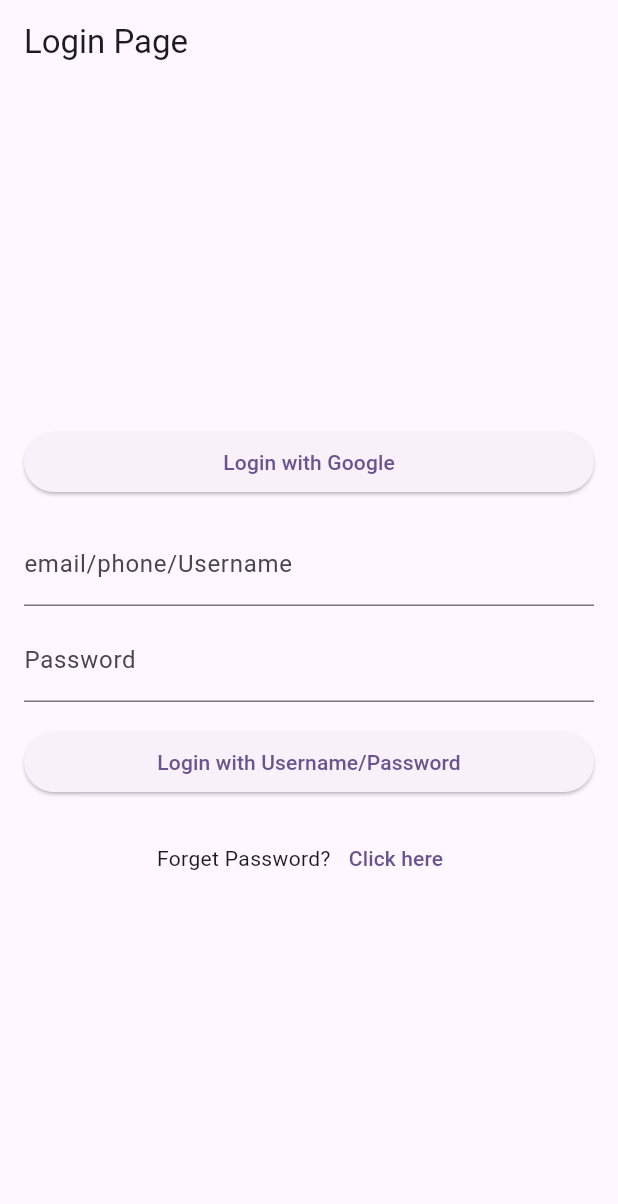
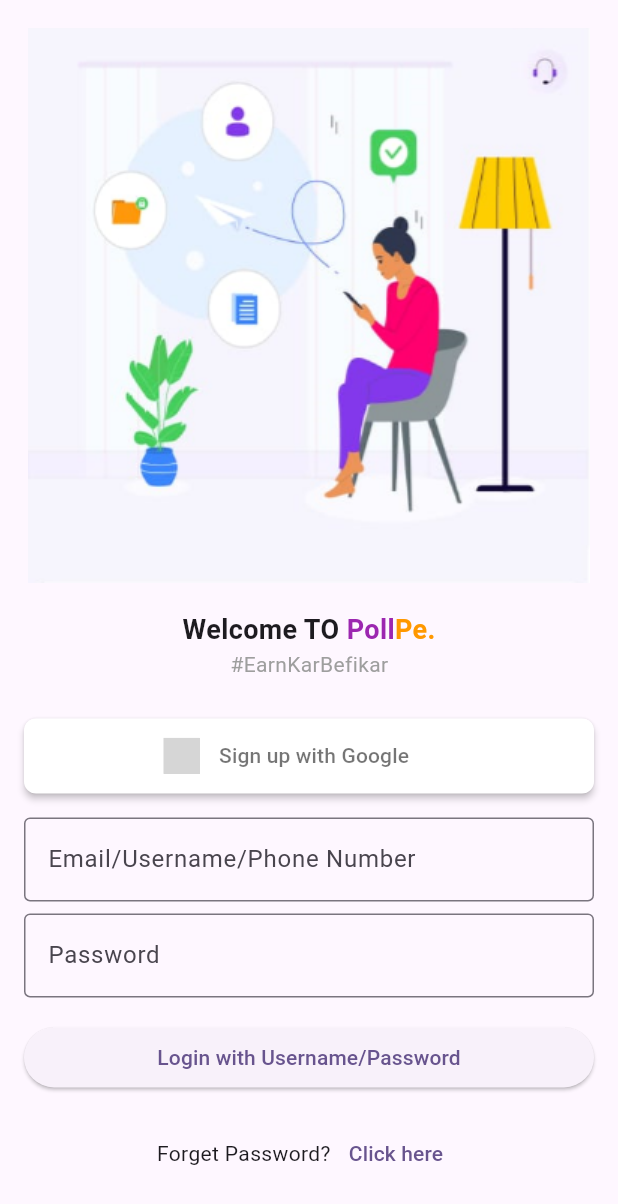
Before and after one commit to shivaAg04/bloc-firebase-auth-all, a Flutter app: the SignInView screen opened directly, on a phone screen of 412 x 824 dp. Shown: the top 1204 px of the screen. Run offline on Flutter 3.47's test engine with Material 3 defaults, Android fonts, the phone set to English and light mode, and no system bars; drawn by our look-alikes of sign_in_button; our stand-ins replace cloud_firestore, firebase_auth, firebase_core, flutter_bloc, google_sign_in, pin_code_fields; accounts and stored records are empty; grey boxes are pictures that could not be loaded.

Commit message:
done ui of signin

```diff
--- a/lib/view/sign_in_view.dart
+++ b/lib/view/sign_in_view.dart
@@ -4,8 +4,10 @@ import 'package:firebase_auth_all_feature/bloc/auth_state.dart';
 import 'package:firebase_auth_all_feature/helper/dilogs.dart';
 import 'package:firebase_auth_all_feature/view/forgetPassword/forget_phone_view.dart';
 import 'package:firebase_auth_all_feature/view/home_view.dart';
+import 'package:firebase_auth_all_feature/widgets/welcome.dart';
 import 'package:flutter/material.dart';
 import 'package:flutter_bloc/flutter_bloc.dart';
+import 'package:sign_in_button/sign_in_button.dart';
 
 class SignInView extends StatefulWidget {
   const SignInView({super.key});
@@ -20,15 +22,17 @@ class _SignInViewState extends State<SignInView> {
   @override
   Widget build(BuildContext context) {
     return Scaffold(
-      appBar: AppBar(
-        title: Text('Login Page'),
-      ),
-      body: Padding(
+      body: SingleChildScrollView(
+        child: Padding(
           padding: const EdgeInsets.all(16.0),
           child: Column(
-          mainAxisAlignment: MainAxisAlignment.center,
+            mainAxisAlignment: MainAxisAlignment.start,
             crossAxisAlignment: CrossAxisAlignment.stretch,
             children: [
+              Image.asset("assets/images/p.png"),
+              const SizedBox(height: 16.0),
+              const Welcome(),
+              const SizedBox(height: 26.0),
               BlocConsumer<AuthBloc, AuthState>(
                 listener: (context, state) {
                   if (state is OldUser) {
@@ -40,24 +44,39 @@ class _SignInViewState extends State<SignInView> {
                   }
                 },
                 builder: (context, state) {
-                return ElevatedButton(
+                  return SizedBox(
+                    height: 50,
+                    width: MediaQuery.of(context).size.width * 0.8,
+                    child: SignInButton(
+                      shape: RoundedRectangleBorder(
+                        borderRadius: BorderRadius.circular(8.0),
+                      ),
+                      Buttons.google,
+                      text: "Sign up with Google",
                       onPressed: () {
-                    Dialogs.showProgressBar(context);
                         context.read<AuthBloc>().add(LoginWithGoogle());
                       },
-                  child: const Text('Login with Google'),
+                    ),
                   );
                 },
               ),
               const SizedBox(height: 16),
               TextField(
+                decoration: const InputDecoration(
+                  border: OutlineInputBorder(), // Adds a border
+                  labelText: 'Email/Username/Phone Number',
+                  hintText: 'Enter Email/Username/Phone Number',
+                ),
                 controller: _emailController,
-              decoration: InputDecoration(labelText: 'email/phone/Username'),
               ),
               const SizedBox(height: 8),
               TextField(
                 obscureText: true,
-              decoration: InputDecoration(labelText: 'Password'),
+                decoration: const InputDecoration(
+                  border: OutlineInputBorder(), // Adds a border
+                  labelText: 'Password',
+                  hintText: 'Password',
+                ),
                 controller: _passwordController,
               ),
               const SizedBox(height: 16),
@@ -119,6 +138,7 @@ class _SignInViewState extends State<SignInView> {
             ],
           ),
         ),
+      ),
     );
   }
 }
--- /dev/null
+++ b/lib/widgets/welcome.dart
@@ -0,0 +1,42 @@
+import 'package:flutter/material.dart';
+
+class Welcome extends StatelessWidget {
+  const Welcome({super.key});
+
+  @override
+  Widget build(BuildContext context) {
+    return const Column(
+      children: [
+        Row(
+          mainAxisAlignment: MainAxisAlignment.center,
+          children: [
+            Text(
+              "Welcome TO",
+              style: TextStyle(fontSize: 18, fontWeight: FontWeight.bold),
+            ),
+            Text(
+              " Poll",
+              style: TextStyle(
+                  fontSize: 18,
+                  fontWeight: FontWeight.bold,
+                  color: Colors.purple),
+            ),
+            Text(
+              "Pe.",
+              style: TextStyle(
+                  fontSize: 18,
+                  fontWeight: FontWeight.bold,
+                  color: Colors.orange),
+            ),
+          ],
+        ),
+        const Align(
+            alignment: Alignment.topLeft,
+            child: Text(
+              "                                     #EarnKarBefikar",
+              style: TextStyle(color: Colors.grey),
+            )),
+      ],
+    );
+  }
+}
```
Lines whose indentation alone changed are shown as unchanged.
